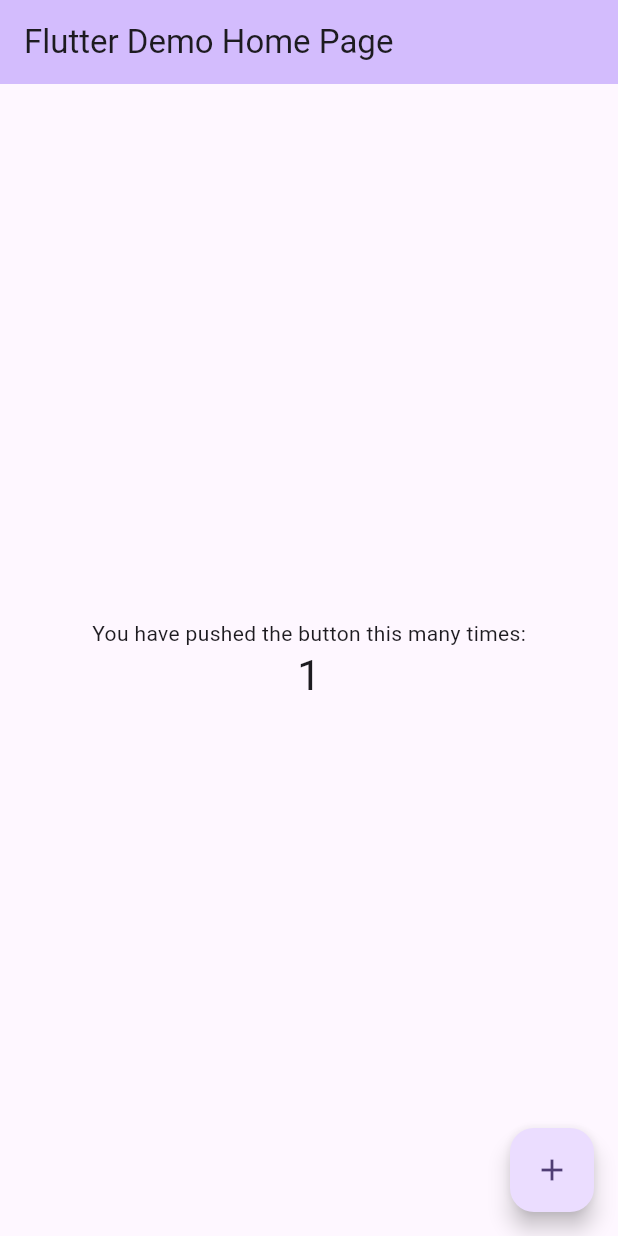
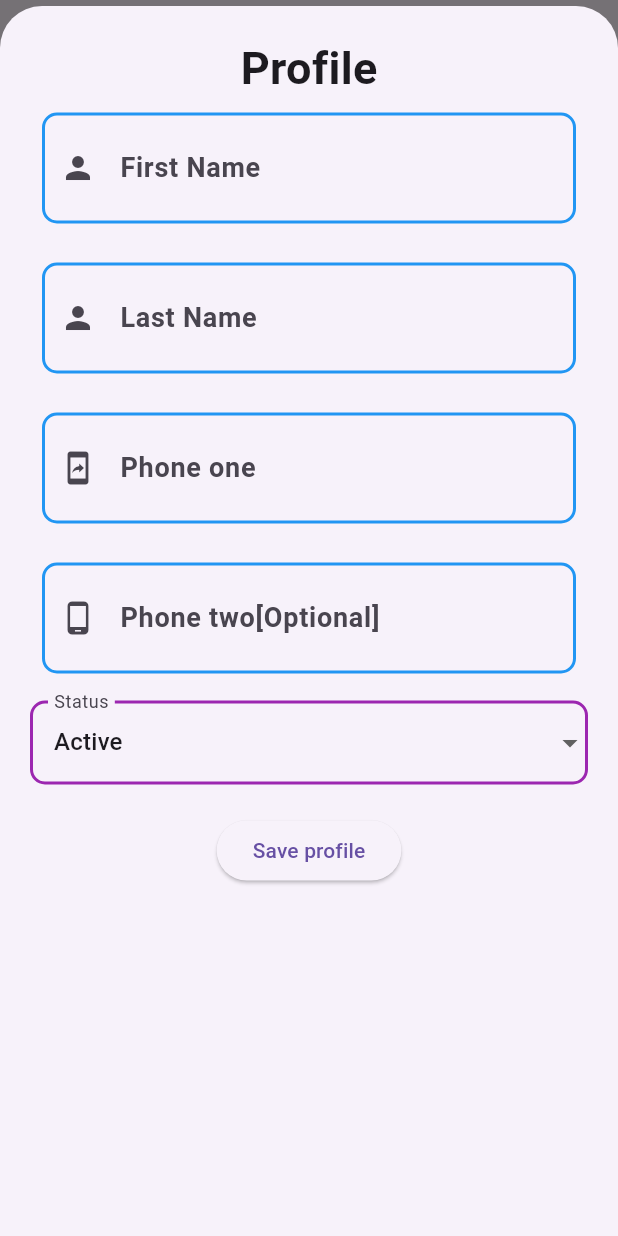
Before and after one commit to Roohollah-Habibi/afg_sewing, a Flutter app: the screen it shows after launch, after a tap on the "add" icon, on a phone screen of 412 x 824 dp. Run offline on Flutter 3.47's test engine with Material 3 defaults, Android fonts, the phone set to English and light mode, and no system bars; missing offline and left inert: dart:ffi; generated files the repository leaves out were written again.

Commit message:
second commit adding profile page

```diff
--- /dev/null
+++ b/lib/custom_widgets/show_model_sheet.dart
@@ -0,0 +1,131 @@
+import 'dart:ffi';
+
+import 'package:afg_sewing/custom_widgets/text_field.dart';
+import 'package:flutter/material.dart';
+
+class CustomShowModelSheet extends StatefulWidget {
+  const CustomShowModelSheet({super.key});
+
+  @override
+  State<CustomShowModelSheet> createState() => _CustomShowModelSheetState();
+}
+
+class _CustomShowModelSheetState extends State<CustomShowModelSheet> {
+  final nameController = TextEditingController();
+  final lastNameController = TextEditingController();
+  final phoneOneController = TextEditingController();
+  final phoneTwoController = TextEditingController();
+  final List<String> _status = ['Active', 'Inactive'];
+  late final List<DropdownMenuItem<String>> userStatus;
+  bool? showFirstNameError, showLastNameError, showPhoneError;
+
+  void onSave() {
+    bool nameIsEmpty = nameController.text.isEmpty;
+    bool lastNameIsEmpty = lastNameController.text.isEmpty;
+    bool phoneIsEmpty = phoneOneController.text.isEmpty;
+    if (nameIsEmpty) {
+      showFirstNameError = true;
+    } else {
+      showFirstNameError = null;
+    }
+    if (lastNameIsEmpty) {
+      showLastNameError = true;
+    } else {
+      showLastNameError = null;
+    }
+    if (phoneIsEmpty) {
+      showPhoneError = true;
+    } else {
+      showPhoneError = null;
+    }
+    setState(() {});
+    if (!nameIsEmpty && !lastNameIsEmpty && !phoneIsEmpty) {
+      Navigator.of(context).pop();
+    }
+  }
+
+  @override
+  void initState() {
+    super.initState();
+    userStatus = List.of(_status)
+        .map((myItem) => DropdownMenuItem(
+              value: myItem,
+              child: Text(myItem),
+            ))
+        .toList();
+  }
+
+  @override
+  Widget build(BuildContext context) {
+    return SingleChildScrollView(
+      child: Padding(
+        padding: EdgeInsets.only(
+          bottom:
+              MediaQuery.of(context).viewInsets.bottom, // Adjust for keyboard
+          left: 20.0,
+          right: 20.0,
+          top: 20.0,
+        ),
+        child: SizedBox(
+          height: 800,
+          child: Column(
+            // mainAxisSize: MainAxisSize.min,
+            children: [
+              const Text(
+                'Profile',
+                style: TextStyle(fontWeight: FontWeight.bold, fontSize: 30),
+              ),
+              CustomTextField(
+                txtEditingController: nameController,
+                label: 'First Name',
+                prefixIcon: const Icon(Icons.person),
+                showError: showFirstNameError,
+              ),
+              const SizedBox(height: 10),
+              CustomTextField(
+                txtEditingController: lastNameController,
+                label: 'Last Name',
+                prefixIcon: const Icon(Icons.person),
+                showError: showLastNameError,
+              ),
+              const SizedBox(height: 10),
+              CustomTextField(
+                  txtEditingController: phoneOneController,
+                  keyboardType: TextInputType.number,
+                  showError: showPhoneError,
+                  label: 'Phone one',
+                  prefixIcon: const Icon(Icons.mobile_screen_share)),
+              const SizedBox(height: 10),
+              CustomTextField(
+                  showError: showPhoneError,
+                  keyboardType: TextInputType.number,
+                  txtEditingController: phoneTwoController,
+                  label: 'Phone two[Optional]',
+                  prefixIcon: const Icon(Icons.phone_android)),
+              const SizedBox(height: 10),
+              DropdownButtonFormField<String>(
+                value: _status[0],
+                decoration: InputDecoration(
+                  labelText: 'Status',
+                  enabledBorder: enableInputBorder(Colors.purple),
+                  focusedBorder: focusInputBorder(Colors.purpleAccent),
+                ),
+                items: userStatus,
+                onChanged: (value) {
+                  (_status[0] == value)
+                      ? _status[1] = value!
+                      : _status[0] == value;
+                },
+              ),
+              const SizedBox(height: 20),
+              ElevatedButton(
+                onPressed: onSave,
+                child: const Text('Save profile'),
+              ),
+            ],
+          ),
+        ),
+      ),
+    );
+  }
+}
--- /dev/null
+++ b/lib/custom_widgets/text_field.dart
@@ -0,0 +1,80 @@
+import 'package:flutter/material.dart';
+
+class CustomTextField extends StatelessWidget {
+  final TextEditingController txtEditingController;
+  final String label;
+  final Color? enabledBorderColor;
+  final Color? focusedBorderColor;
+  final Icon prefixIcon;
+  final TextInputType? keyboardType;
+  final bool? showError;
+
+  const CustomTextField({
+    super.key,
+    this.showError,
+    this.keyboardType,
+    required this.txtEditingController,
+    required this.label,
+    required this.prefixIcon,
+    this.enabledBorderColor,
+    this.focusedBorderColor,
+  });
+
+  @override
+  Widget build(BuildContext context) {
+    return Padding(
+      padding: const EdgeInsets.all(8.0),
+      child: TextField(
+        controller: txtEditingController,
+        keyboardType: keyboardType,
+        decoration: inputDecoration(
+            labelText: label,
+            prefixIcon: prefixIcon,
+            enableBorderColor: enabledBorderColor,
+            focusBorderColor: focusedBorderColor,
+        errorText: showError),
+      ),
+    );
+  }
+}
+
+InputDecoration inputDecoration({
+  required Icon prefixIcon,
+  required String labelText,
+  bool? errorText,
+  Color? enableBorderColor,
+  Color? focusBorderColor,
+}) {
+  return InputDecoration(
+    labelStyle: const TextStyle(
+      fontSize: 18,
+      fontWeight: FontWeight.bold,
+    ),
+    contentPadding: const EdgeInsets.only(left: 40,top: 50),
+    prefixIcon: prefixIcon,
+    labelText: labelText,
+    errorText: errorText != null ? 'Empty or invalid input' : null,
+    enabledBorder: enableInputBorder(enableBorderColor ?? Colors.blue),
+    focusedBorder: focusInputBorder(focusBorderColor ?? Colors.blueAccent),
+  );
+}
+
+OutlineInputBorder focusInputBorder(Color myColor) {
+  return OutlineInputBorder(
+    borderRadius: BorderRadius.circular(10.0),
+    borderSide: BorderSide(
+      color: myColor,
+      width: 3.0,
+    ),
+  );
+}
+
+OutlineInputBorder enableInputBorder(Color myColor) {
+  return OutlineInputBorder(
+    borderRadius: BorderRadius.circular(10.0),
+    borderSide: BorderSide(
+      color: myColor,
+      width: 2.0,
+    ),
+  );
+}
--- /dev/null
+++ b/lib/l10n/app_en.arb
@@ -0,0 +1,7 @@
+{
+  "helloWorld": "Hello World!",
+  "centerContent": "your have pressed the button this many times",
+  "@helloWorld": {
+    "description": "The conventional newborn programmer greeting"
+  }
+}
--- /dev/null
+++ b/lib/l10n/app_fa.arb
@@ -0,0 +1,4 @@
+{
+  "helloWorld": "سلام دنیا",
+  "centerContent": "شما اینقدر دکمه را فشار داده اید"
+}
--- a/lib/main.dart
+++ b/lib/main.dart
@@ -1,4 +1,8 @@
+import 'package:afg_sewing/page_routing/rout_manager.dart';
 import 'package:flutter/material.dart';
+import 'package:flutter_localizations/flutter_localizations.dart';
+import 'screens/home_page.dart';
+import 'package:flutter_gen/gen_l10n/app_localizations.dart';
 
 void main() {
   runApp(const MyApp());
@@ -7,119 +11,23 @@
 class MyApp extends StatelessWidget {
   const MyApp({super.key});
 
-  // This widget is the root of your application.
   @override
   Widget build(BuildContext context) {
-    return MaterialApp(
-      title: 'Flutter Demo',
-      theme: ThemeData(
-        // This is the theme of your application.
-        //
-        // TRY THIS: Try running your application with "flutter run". You'll see
-        // the application has a purple toolbar. Then, without quitting the app,
-        // try changing the seedColor in the colorScheme below to Colors.green
-        // and then invoke "hot reload" (save your changes or press the "hot
-        // reload" button in a Flutter-supported IDE, or press "r" if you used
-        // the command line to start the app).
-        //
-        // Notice that the counter didn't reset back to zero; the application
-        // state is not lost during the reload. To reset the state, use hot
-        // restart instead.
-        //
-        // This works for code too, not just values: Most code changes can be
-        // tested with just a hot reload.
-        colorScheme: ColorScheme.fromSeed(seedColor: Colors.deepPurple),
-        useMaterial3: true,
-      ),
-      home: const MyHomePage(title: 'Flutter Demo Home Page'),
+    return const MaterialApp(
+      locale: Locale('en'),
+      localizationsDelegates: [
+        AppLocalizations.delegate,
+        GlobalMaterialLocalizations.delegate,
+        GlobalWidgetsLocalizations.delegate,
+        GlobalCupertinoLocalizations.delegate,
+      ],
+      supportedLocales: [
+        Locale('en'), // English
+        Locale('fa'), // Farsi
+      ],
+      initialRoute: RouteManager.homePage,
+      onGenerateRoute: RouteManager.pageRouting,
+      home: HomePage(),
     );
   }
 }
-
-class MyHomePage extends StatefulWidget {
-  const MyHomePage({super.key, required this.title});
-
-  // This widget is the home page of your application. It is stateful, meaning
-  // that it has a State object (defined below) that contains fields that affect
-  // how it looks.
-
-  // This class is the configuration for the state. It holds the values (in this
-  // case the title) provided by the parent (in this case the App widget) and
-  // used by the build method of the State. Fields in a Widget subclass are
-  // always marked "final".
-
-  final String title;
-
-  @override
-  State<MyHomePage> createState() => _MyHomePageState();
-}
-
-class _MyHomePageState extends State<MyHomePage> {
-  int _counter = 0;
-
-  void _incrementCounter() {
-    setState(() {
-      // This call to setState tells the Flutter framework that something has
-      // changed in this State, which causes it to rerun the build method below
-      // so that the display can reflect the updated values. If we changed
-      // _counter without calling setState(), then the build method would not be
-      // called again, and so nothing would appear to happen.
-      _counter++;
-    });
-  }
-
-  @override
-  Widget build(BuildContext context) {
-    // This method is rerun every time setState is called, for instance as done
-    // by the _incrementCounter method above.
-    //
-    // The Flutter framework has been optimized to make rerunning build methods
-    // fast, so that you can just rebuild anything that needs updating rather
-    // than having to individually change instances of widgets.
-    return Scaffold(
-      appBar: AppBar(
-        // TRY THIS: Try changing the color here to a specific color (to
-        // Colors.amber, perhaps?) and trigger a hot reload to see the AppBar
-        // change color while the other colors stay the same.
-        backgroundColor: Theme.of(context).colorScheme.inversePrimary,
-        // Here we take the value from the MyHomePage object that was created by
-        // the App.build method, and use it to set our appbar title.
-        title: Text(widget.title),
-      ),
-      body: Center(
-        // Center is a layout widget. It takes a single child and positions it
-        // in the middle of the parent.
-        child: Column(
-          // Column is also a layout widget. It takes a list of children and
-          // arranges them vertically. By default, it sizes itself to fit its
-          // children horizontally, and tries to be as tall as its parent.
-          //
-          // Column has various properties to control how it sizes itself and
-          // how it positions its children. Here we use mainAxisAlignment to
-          // center the children vertically; the main axis here is the vertical
-          // axis because Columns are vertical (the cross axis would be
-          // horizontal).
-          //
-          // TRY THIS: Invoke "debug painting" (choose the "Toggle Debug Paint"
-          // action in the IDE, or press "p" in the console), to see the
-          // wireframe for each widget.
-          mainAxisAlignment: MainAxisAlignment.center,
-          children: <Widget>[
-            const Text(
-              'You have pushed the button this many times:',
-            ),
-            Text(
-              '$_counter',
-              style: Theme.of(context).textTheme.headlineMedium,
-            ),
-          ],
-        ),
-      ),
-      floatingActionButton: FloatingActionButton(
-        onPressed: _incrementCounter,
-        tooltip: 'Increment',
-        child: const Icon(Icons.add),
-      ), // This trailing comma makes auto-formatting nicer for build methods.
-    );
-  }
-}
--- /dev/null
+++ b/lib/page_routing/rout_manager.dart
@@ -0,0 +1,18 @@
+
+import 'package:afg_sewing/screens/home_page.dart';
+import 'package:flutter/material.dart';
+
+class RouteManager{
+  static const root = '/';
+  static const homePage = '/home';
+
+
+  static Route pageRouting(RouteSettings setting){
+
+    switch(setting.name){
+      case homePage:
+       return MaterialPageRoute(builder: (context) => const HomePage(),);
+      default: throw const FormatException('RoutManager ============ Page not found ===========');
+    }
+  }
+}
--- /dev/null
+++ b/lib/screens/home_page.dart
@@ -0,0 +1,40 @@
+import 'package:afg_sewing/custom_widgets/show_model_sheet.dart';
+import 'package:afg_sewing/custom_widgets/text_field.dart';
+import 'package:flutter/material.dart';
+import 'package:flutter_gen/gen_l10n/app_localizations.dart';
+
+class HomePage extends StatefulWidget {
+  const HomePage({super.key});
+
+  @override
+  State<HomePage> createState() => _HomePageState();
+}
+
+class _HomePageState extends State<HomePage> {
+
+  void _addNewProfile(BuildContext context) {
+    showModalBottomSheet(
+      scrollControlDisabledMaxHeightRatio: 800,
+      useSafeArea: true,
+      isDismissible: false,
+      enableDrag: true,
+      context: context,
+      isScrollControlled: true,
+      builder: (BuildContext context) => const CustomShowModelSheet(),
+    );
+  }
+
+  @override
+  Widget build(BuildContext context) {
+    return Scaffold(
+      appBar: AppBar(
+        title: Text(AppLocalizations.of(context)!.helloWorld),
+      ),
+      floatingActionButton: FloatingActionButton(
+        onPressed: () => _addNewProfile(context),
+        child: const Icon(Icons.add),
+      ),
+      body: Center(child: FlutterLogo()),
+    );
+  }
+}
--- a/pubspec.yaml
+++ b/pubspec.yaml
@@ -37,7 +37,9 @@ dependencies:
   cupertino_icons: ^1.0.6
   hive: ^2.2.3
   hive_flutter: ^1.1.0
-
+  intl: any
+  flutter_localizations:
+    sdk: flutter
 dev_dependencies:
   flutter_test:
     sdk: flutter
@@ -61,7 +63,7 @@ flutter:
   # included with your application, so that you can use the icons in
   # the material Icons class.
   uses-material-design: true
-
+  generate: true
   # To add assets to your application, add an assets section, like this:
   # assets:
   #   - images/a_dot_burr.jpeg
```
Also changed, not shown: pubspec.lock.
